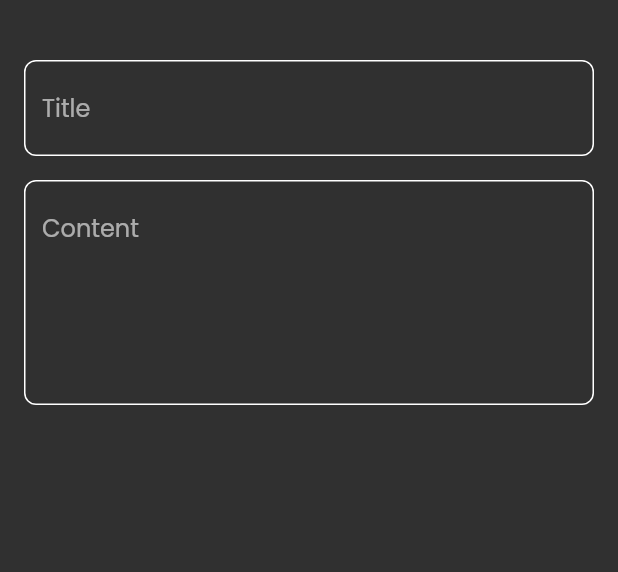
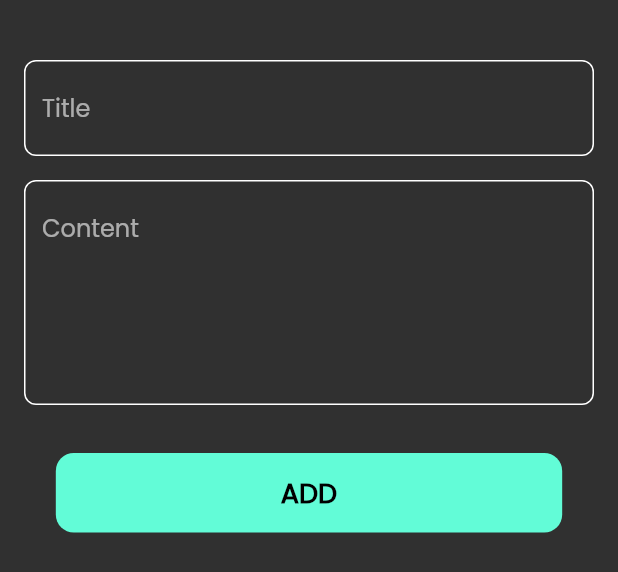
Before and after one commit to Romana9/Notes_app, a Flutter app: the AddNoteBottomSheet widget shown alone on an empty page, opened directly, on a phone screen of 412 x 824 dp. Shown: the top 572 px of the screen. Run offline on Flutter 3.47's test engine with Material 2 defaults, Android fonts, the phone set to English and light mode, and no system bars; our stand-ins replace hive, hive_flutter; accounts and stored records are empty.

Commit message:
add button

```diff
--- /dev/null
+++ b/lib/views/widgets/custom_button.dart
@@ -0,0 +1,25 @@
+import 'package:flutter/material.dart';
+import 'package:notes_app/constants.dart';
+
+class CustomButton extends StatelessWidget {
+  const CustomButton({
+    Key? key,
+  }) : super(key: key);
+
+  @override
+  Widget build(BuildContext context) {
+    return TextButton(
+        style: ButtonStyle(
+            backgroundColor: MaterialStateProperty.all(kPrimaryColor),
+            padding: MaterialStateProperty.all(
+                const EdgeInsets.symmetric(horizontal: 150, vertical: 13)),
+            shape: MaterialStateProperty.all(RoundedRectangleBorder(
+                borderRadius: BorderRadius.circular(12)))),
+        onPressed: () {},
+        child: const Text(
+          "ADD",
+          style: TextStyle(
+              color: Colors.black, fontSize: 18, fontWeight: FontWeight.bold),
+        ));
+  }
+}
--- a/lib/views/widgets/note_bottom_sheet.dart
+++ b/lib/views/widgets/note_bottom_sheet.dart
@@ -1,4 +1,5 @@
 import 'package:flutter/material.dart';
+import 'custom_button.dart';
 import 'custom_text_field.dart';
 
 class AddNoteBottomSheet extends StatelessWidget {
@@ -19,6 +20,8 @@ class AddNoteBottomSheet extends StatelessWidget {
             hint: 'Content',
             maxLines: 5,
           ),
+          SizedBox(height: 32),
+          CustomButton()
         ],
       ),
     );
```
